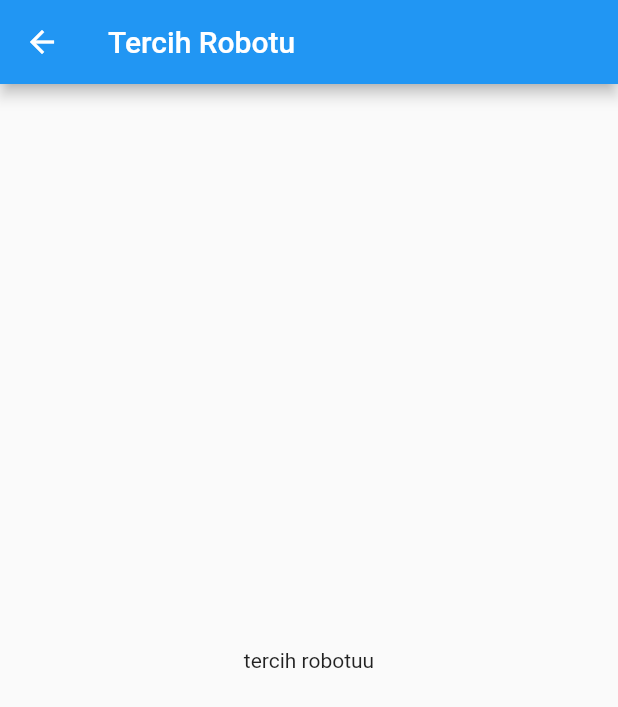
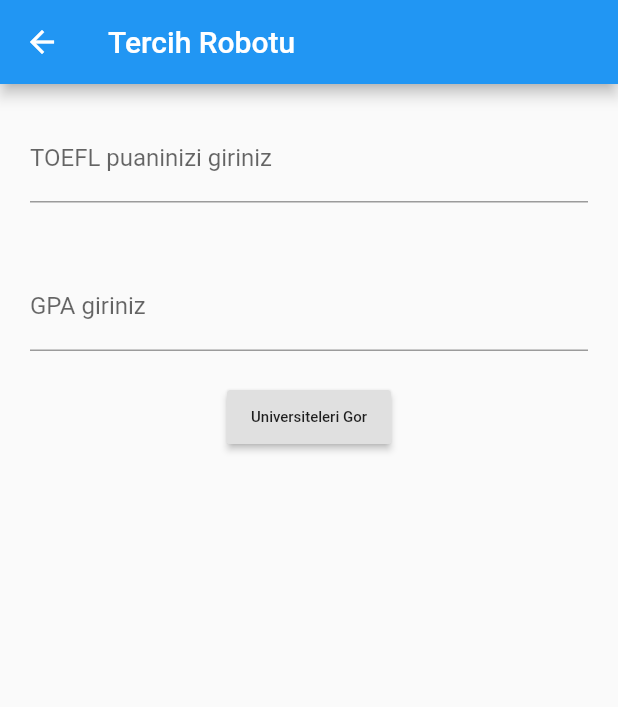
Before and after one commit to abdullahcam/git_deneme, a Flutter app: the TercihRobotu screen opened directly, on a phone screen of 412 x 824 dp. Shown: the top 707 px of the screen. Run offline on Flutter 3.47's test engine with Material 2 defaults, Android fonts, the phone set to English and light mode, and no system bars; our stand-ins replace cloud_firestore, date_field, firebase_auth, firebase_core; accounts and stored records are empty.

```diff
--- a/lib/tercih_robotu.dart
+++ b/lib/tercih_robotu.dart
@@ -1,4 +1,6 @@
 import "package:flutter/material.dart";
+import 'package:git_deneme/universiteler.dart';
+
 
 class TercihRobotu extends StatefulWidget {
   @override
@@ -10,10 +12,51 @@ class _TercihRobotuState extends State<TercihRobotu> {
   Widget build(BuildContext context) {
     return Scaffold(
       appBar: AppBar(title: Text("Tercih Robotu"),),
-      body: Center(child: Container(child: Text("tercih robotuu"),),),
+      body: Column(
+        children: [
+          Form(
+            child: Column(
+              children: [
+                Padding(
+                  padding: EdgeInsets.all(20),
+                  child: TextFormField(
+                    decoration: InputDecoration(
+                      hintText: "TOEFL",
+                      labelText: "TOEFL puaninizi giriniz",
+                    ),
+                  ),
+                ),
+                Padding(
+                  padding: EdgeInsets.all(20),
+                  child: TextFormField(
+                    decoration: InputDecoration(
+                      hintText: "GPA",
+                      labelText: "GPA giriniz",
+                    ),
+                  ),
+                ),
+                Column(
+                  mainAxisAlignment: MainAxisAlignment.spaceBetween,
+                  children: [
+                    RaisedButton(
+                      child: Text(
+                        "Universiteleri Gor",
+                        style: TextStyle(fontSize: 10),
+                      ),
+                      onPressed: () {
+                        return Navigator.push(
+                            context,
+                            MaterialPageRoute(
+                                builder: (context) => Universiteler()));
+                      },
+                    ),
+                  ],
+                ),
+              ],
+            ),
+          ),
+        ],
+      ),
     );
   }
-
-
-
 }
```
Also changed, not shown: lib/universiteler.dart (+61 -0 lines), 1 other file.
